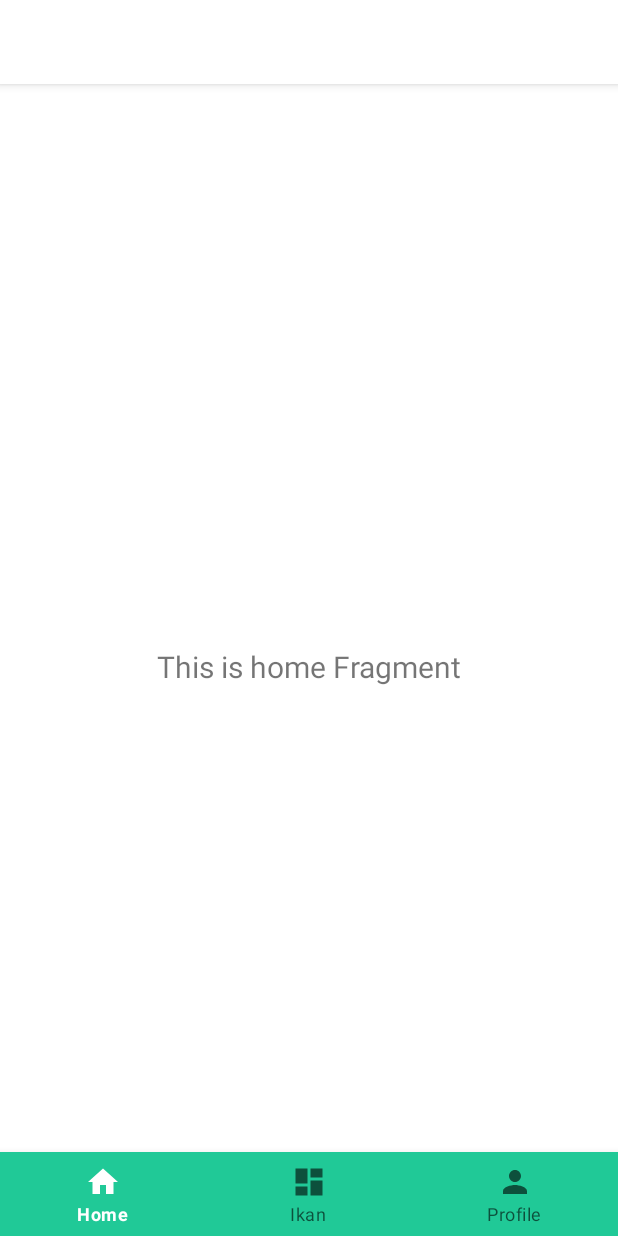
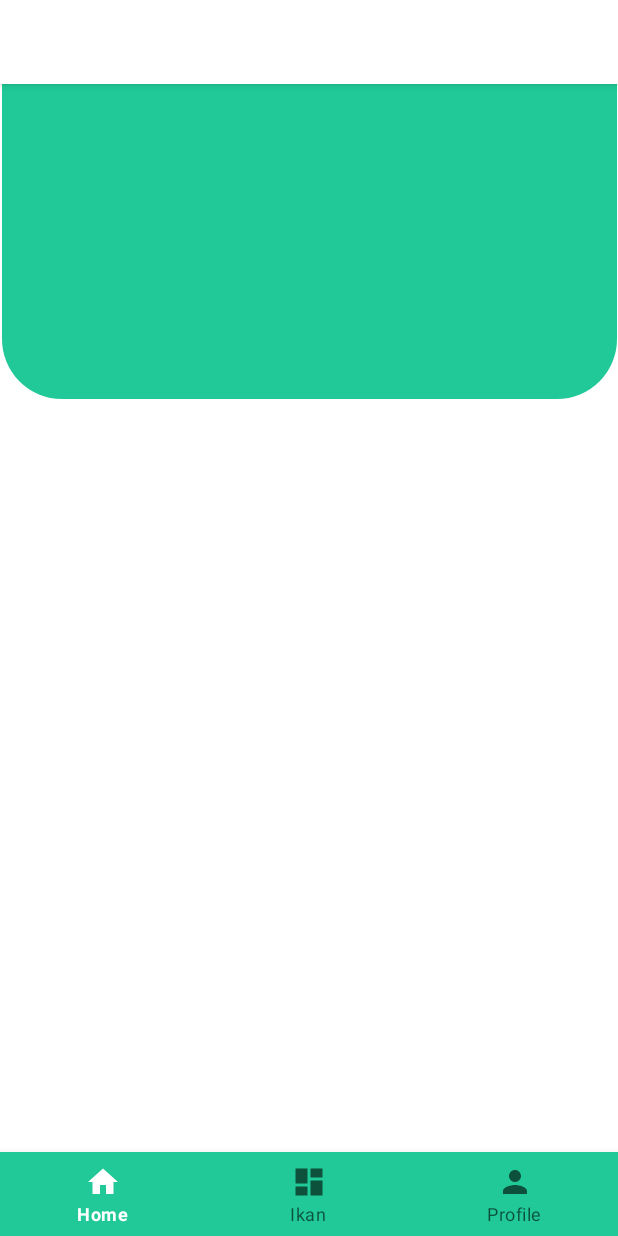
Before and after one commit to lalabib/I-Can, an Android app: the screen it shows after launch (MainActivity), on a phone screen of 412 x 824 dp. Run offline under Robolectric (Android 15) with nearby library versions, the phone set to English and light mode, and no system bars; our stand-ins replace navigation-ui; 6 statements that could not run were skipped.

Commit message:
fragment_home: initial layout initial layout with adding custom header

```diff
--- /dev/null
+++ b/app/src/main/res/drawable/home_header.xml
@@ -0,0 +1,7 @@
+<?xml version="1.0" encoding="utf-8"?>
+<shape xmlns:android="http://schemas.android.com/apk/res/android">
+    <solid android:color="#20c997"/>
+    <corners
+        android:bottomLeftRadius="40dp"
+        android:bottomRightRadius="40dp"/>
+</shape>
--- a/app/src/main/res/layout/fragment_home.xml
+++ b/app/src/main/res/layout/fragment_home.xml
@@ -6,17 +6,13 @@
     android:layout_height="match_parent"
     tools:context=".ui.home.HomeFragment">
 
-    <TextView
-        android:id="@+id/text_home"
-        android:layout_width="match_parent"
-        android:layout_height="wrap_content"
-        android:layout_marginStart="8dp"
-        android:layout_marginTop="8dp"
-        android:layout_marginEnd="8dp"
-        android:textAlignment="center"
-        android:textSize="20sp"
-        app:layout_constraintBottom_toBottomOf="parent"
+    <View
+        android:id="@+id/view"
+        android:layout_width="410dp"
+        android:layout_height="210dp"
+        android:background="@drawable/home_header"
         app:layout_constraintEnd_toEndOf="parent"
         app:layout_constraintStart_toStartOf="parent"
         app:layout_constraintTop_toTopOf="parent" />
+
 </androidx.constraintlayout.widget.ConstraintLayout>
```
